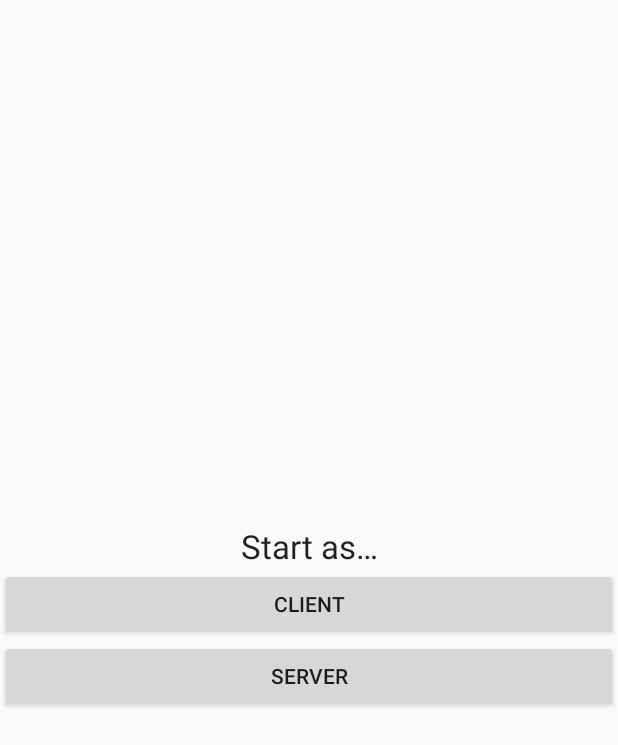
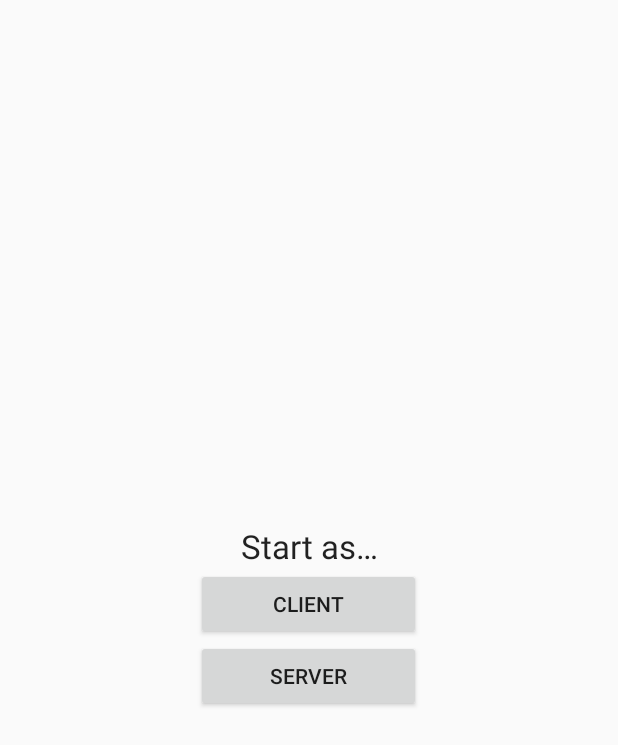
Before and after one commit to Caeles12/ProjMob, an Android app built with Jetpack Compose: the MultiplayerMenu screen opened directly, with no data from a screen before it, on a phone screen of 412 x 824 dp. Shown: the top 745 px of the screen. Run offline under Robolectric (Android 15) with nearby library versions, the phone set to English and light mode, and no system bars.

Commit message:
Client/server glitters
Co-authored-by: Pol <pol.jaouen@gmail.com>

```diff
--- a/app/src/main/java/com/example/projmob/ClientInitActivity.kt
+++ b/app/src/main/java/com/example/projmob/ClientInitActivity.kt
@@ -15,8 +15,10 @@ import android.content.pm.PackageManager
 import android.os.Build
 import android.os.Bundle
 import android.util.Log
+import android.view.View
 import android.widget.ArrayAdapter
 import android.widget.ListView
+import android.widget.ProgressBar
 import android.widget.Toast
 import androidx.core.app.ActivityCompat
 import androidx.core.content.ContextCompat
@@ -120,7 +122,10 @@ class ClientInitActivity : Activity() {
                             val deviceInfos: DeviceInfo = DeviceInfo(deviceName, deviceAddress, d)
                             bluetoothDevices.add(deviceInfos)
                             if(context != null){
+                                var loadingProgressBar = findViewById<ProgressBar>(R.id.loadingProgressBar)
                                 val mListView = findViewById<ListView>(R.id.devices)
+                                loadingProgressBar.visibility = View.GONE
+                                mListView.visibility = View.VISIBLE
                                 val arrayAdapter = ArrayAdapter(context, R.layout.simplelistitem, bluetoothDevices.map { "${it.name} - ${it.address}" })
                                 mListView.adapter = arrayAdapter
                             }
--- a/app/src/main/res/layout/activity_multiplayer_menu.xml
+++ b/app/src/main/res/layout/activity_multiplayer_menu.xml
@@ -11,19 +11,21 @@
         android:layout_height="wrap_content"
         android:text="@string/start_as"
         android:textAlignment="center"
-        android:textAppearance="@style/TextAppearance.AppCompat.Large" />
+        android:textAppearance="@style/TextAppearance.AppCompat.Large"/>
 
     <Button
         android:id="@+id/startasclientbutton"
-        android:layout_width="match_parent"
+        android:layout_width="150dp"
         android:layout_height="wrap_content"
-        android:text="@string/client">
+        android:text="@string/client"
+        android:layout_gravity="center_horizontal">
     </Button>
 
     <Button
         android:id="@+id/startasserverbutton"
-        android:layout_width="match_parent"
+        android:layout_width="150dp"
         android:layout_height="wrap_content"
-        android:text="@string/server">
+        android:text="@string/server"
+        android:layout_gravity="center_horizontal">
     </Button>
 </LinearLayout>
```
Also changed, not shown: app/src/main/res/layout/clientinit.xml (+12 -2 lines), app/src/main/res/layout/serverinit.xml (+5 -2 lines).
